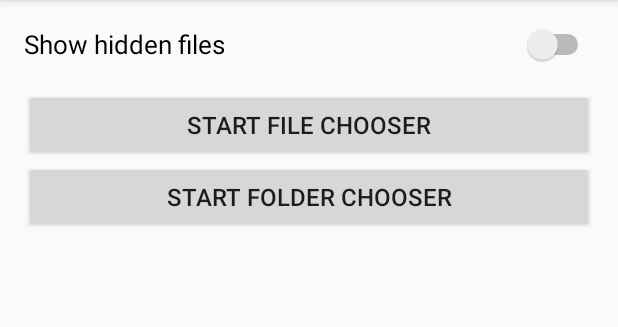
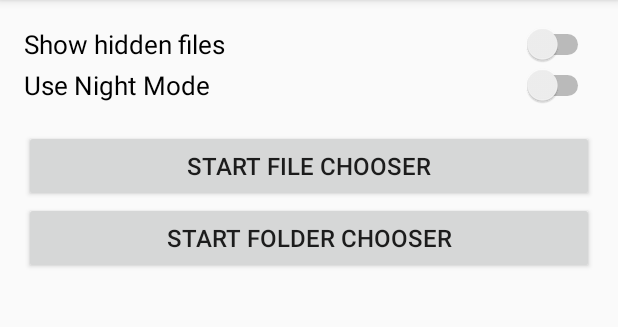
Before and after one commit to TheLuckyCoder/MaterialChooser, an Android app: the screen it shows after launch (MainActivity), after a tap on "OK", on a phone screen of 412 x 824 dp, the part 84-411 px from its top. Run offline under Robolectric (Android 15) with nearby library versions, the phone set to English and light mode, and no system bars; 1 other tap on this screen came first.

Commit message:
Version 1.1.5
Add Night Mode

```diff
--- a/materialchooser/build.gradle
+++ b/materialchooser/build.gradle
@@ -3,7 +3,7 @@ apply plugin: 'kotlin-android'
 apply plugin: 'org.jetbrains.dokka-android'
 apply plugin: 'maven-publish'
 
-ext.libVersion = "1.1.4"
+ext.libVersion = "1.1.5"
 
 android {
     compileSdkVersion 27
@@ -11,7 +11,7 @@ android {
     defaultConfig {
         minSdkVersion 14
         targetSdkVersion 27
-        versionCode 4
+        versionCode 5
         versionName libVersion
         vectorDrawables.useSupportLibrary = true
     }
--- a/materialchooser/src/main/res/drawable/ic_folder.xml
+++ b/materialchooser/src/main/res/drawable/ic_folder.xml
@@ -4,6 +4,6 @@
         android:viewportWidth="24.0"
         android:viewportHeight="24.0">
     <path
-        android:fillColor="#FF000000"
+        android:fillColor="@color/textColorPrimary"
         android:pathData="M10,4H4c-1.1,0 -1.99,0.9 -1.99,2L2,18c0,1.1 0.9,2 2,2h16c1.1,0 2,-0.9 2,-2V8c0,-1.1 -0.9,-2 -2,-2h-8l-2,-2z"/>
 </vector>
--- a/materialchooser/src/main/res/layout/activity_chooser.xml
+++ b/materialchooser/src/main/res/layout/activity_chooser.xml
@@ -8,12 +8,12 @@
     <android.support.v4.widget.SwipeRefreshLayout
         android:id="@+id/swipe_refresh"
         android:layout_width="match_parent"
-        android:layout_height="match_parent">
+        android:layout_height="match_parent"
+        android:layout_above="@+id/btn_select_folder">
         <android.support.v7.widget.RecyclerView
             android:id="@+id/recycler_view"
             android:layout_width="match_parent"
             android:layout_height="match_parent"
-            android:layout_above="@+id/btn_select_folder"
             tools:listitem="@layout/item_file" />
     </android.support.v4.widget.SwipeRefreshLayout>
 
@@ -24,6 +24,7 @@
         android:layout_alignParentBottom="true"
         android:background="@color/colorPrimary"
         android:text="@string/chooser_choose_folder"
+        android:textColor="@android:color/white"
         android:visibility="gone" />
 
 </RelativeLayout>
--- a/materialchooser/src/main/res/layout/item_file.xml
+++ b/materialchooser/src/main/res/layout/item_file.xml
@@ -20,7 +20,7 @@
         android:layout_height="wrap_content"
         android:layout_margin="8dp"
         android:maxLines="1"
-        android:textColor="@android:color/black"
+        android:textColor="@color/textColorPrimary"
         android:textSize="18sp" />
 
 </LinearLayout>
--- /dev/null
+++ b/materialchooser/src/main/res/values-night/colors.xml
@@ -0,0 +1,4 @@
+<?xml version="1.0" encoding="utf-8"?>
+<resources>
+    <color name="textColorPrimary">#fff</color>
+</resources>
--- a/materialchooser/src/main/res/values/colors.xml
+++ b/materialchooser/src/main/res/values/colors.xml
@@ -3,4 +3,6 @@
     <color name="colorPrimary">#29b6f6</color>
     <color name="colorPrimaryDark">#0086c3</color>
     <color name="colorAccent">#FFAB00</color>
+
+    <color name="textColorPrimary">#000</color>
 </resources>
--- a/materialchooser/src/main/res/values/styles.xml
+++ b/materialchooser/src/main/res/values/styles.xml
@@ -1,6 +1,6 @@
 <?xml version="1.0" encoding="utf-8"?>
 <resources>
-    <style name="FileChooserTheme" parent="Theme.AppCompat.Light.DarkActionBar">
+    <style name="FileChooserTheme" parent="Theme.AppCompat.DayNight.DarkActionBar">
         <item name="colorPrimary">@color/colorPrimary</item>
         <item name="colorPrimaryDark">@color/colorPrimaryDark</item>
         <item name="colorAccent">@color/colorAccent</item>
--- a/sample/src/main/java/net/theluckycoder/filechooserexample/MainActivity.kt
+++ b/sample/src/main/java/net/theluckycoder/filechooserexample/MainActivity.kt
@@ -16,6 +16,7 @@ class MainActivity : AppCompatActivity() {
 
     private lateinit var tvResultPath: TextView
     private lateinit var swShowHiddenFiles: Switch
+    private lateinit var swUseNightTheme: Switch
 
     override fun onCreate(savedInstanceState: Bundle?) {
         super.onCreate(savedInstanceState)
@@ -23,6 +24,7 @@ class MainActivity : AppCompatActivity() {
 
         tvResultPath = findViewById(R.id.tv_result_path)
         swShowHiddenFiles = findViewById(R.id.sw_hidden_files)
+        swUseNightTheme = findViewById(R.id.sw_night_theme)
     }
 
     override fun onActivityResult(requestCode: Int, resultCode: Int, data: Intent?) {
@@ -40,7 +42,8 @@ class MainActivity : AppCompatActivity() {
         Chooser(this,
             requestCode = REQUEST_CODE,
             showHiddenFiles = swShowHiddenFiles.isChecked,
-            fileExtension = "txt")
+            fileExtension = "txt",
+            useNightTheme = swUseNightTheme.isChecked)
             .start()
     }
 
@@ -48,7 +51,8 @@ class MainActivity : AppCompatActivity() {
         Chooser(this,
             requestCode = REQUEST_CODE,
             showHiddenFiles = swShowHiddenFiles.isChecked,
-            chooserType = Chooser.FOLDER_CHOOSER)
+            chooserType = Chooser.FOLDER_CHOOSER,
+            useNightTheme = swUseNightTheme.isChecked)
             .start()
     }
 }
--- a/sample/src/main/res/layout/activity_main.xml
+++ b/sample/src/main/res/layout/activity_main.xml
@@ -11,6 +11,13 @@
         android:layout_width="match_parent"
         android:layout_height="wrap_content"
         android:text="Show hidden files"
+        android:textSize="17sp" />
+
+    <Switch
+        android:id="@+id/sw_night_theme"
+        android:layout_width="match_parent"
+        android:layout_height="wrap_content"
+        android:text="Use Night Mode"
         android:textSize="17sp" />
 
     <Button
```
Also changed, not shown: materialchooser/src/main/java/net/theluckycoder/materialchooser/Chooser.kt (+13 -1 lines), materialchooser/src/main/java/net/theluckycoder/materialchooser/ChooserActivity.kt (+8 -1 lines), 1 other file.
